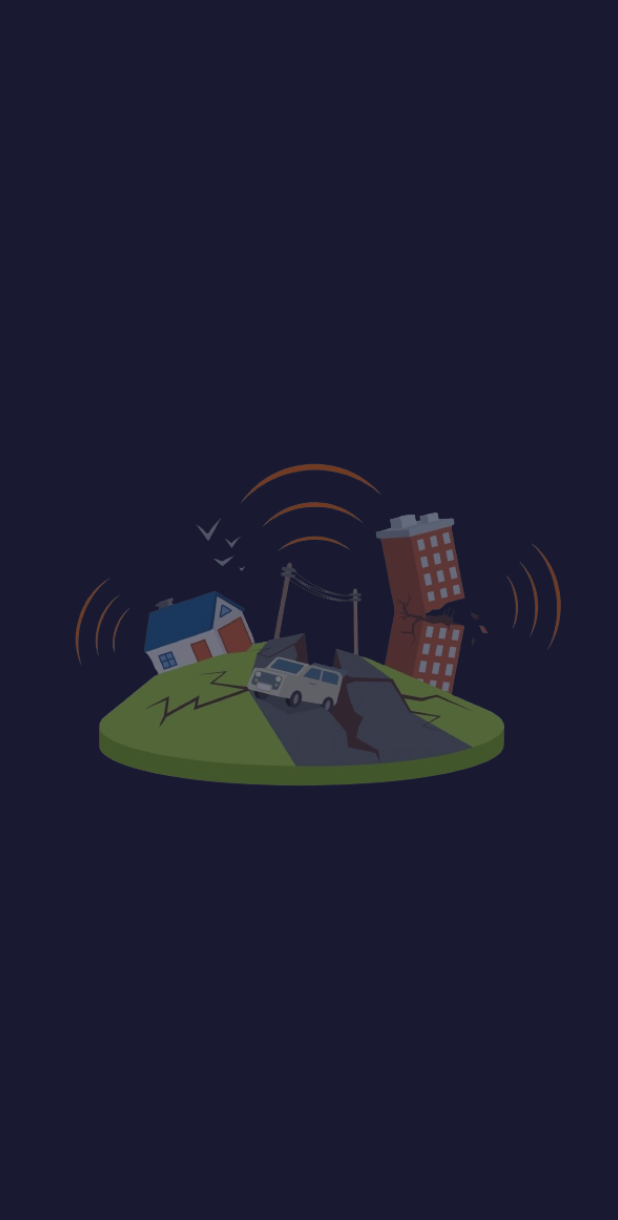
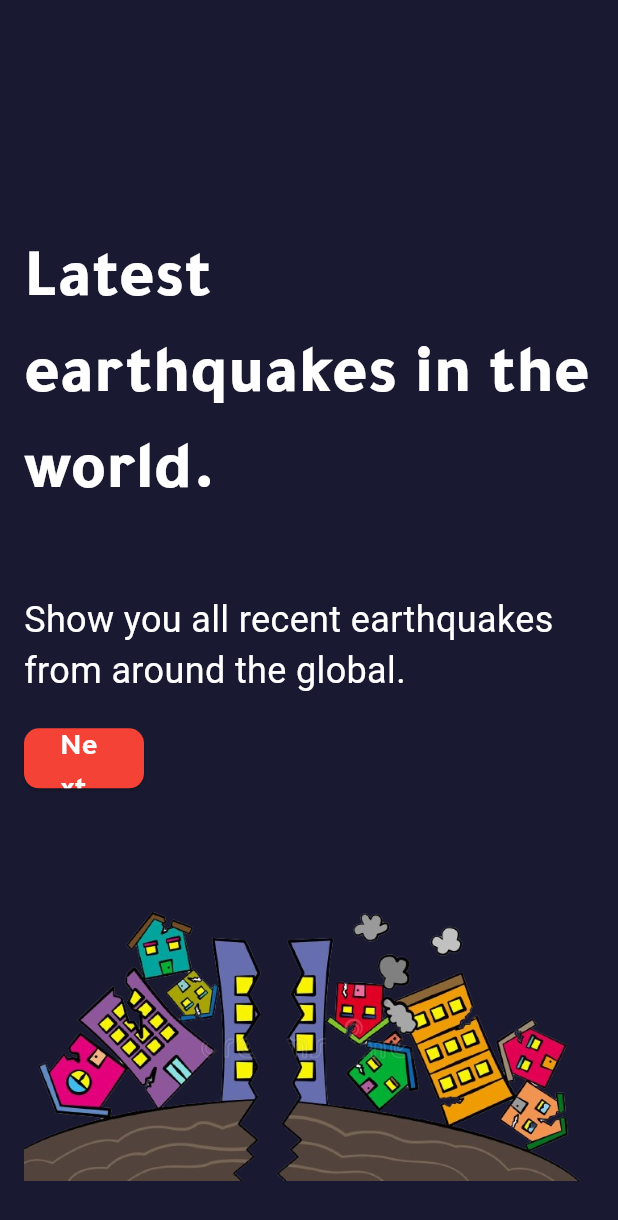
Before and after one commit to MohamedElweza/Earthquake_app, a Flutter app: the first screen one second after launch, on a phone screen of 412 x 824 dp. Shown: the top 1220 px of the screen. Run offline on Flutter 3.47's test engine with Material 3 defaults, Android fonts, the phone set to English and light mode, and no system bars; our stand-ins replace flutter_screenutil.

Commit message:
Onboarding widget.

```diff
--- a/lib/main.dart
+++ b/lib/main.dart
@@ -1,4 +1,5 @@
 
+import 'package:earthquake/ui/screens/onboarding/onboarding1.dart';
 import 'package:earthquake/ui/screens/splash/splash.dart';
 import 'package:earthquake/ui/utils/styles/color_styles.dart';
 import 'package:flutter/material.dart';
@@ -20,7 +21,7 @@ class MyApp extends StatelessWidget {
       builder: (context, child) {
         return MaterialApp(
           debugShowCheckedModeBanner: false,
-          home: SplashScreen(),
+          home: OnBoarding1(),
         );
       },
     );
--- /dev/null
+++ b/lib/ui/component/custom_onBoarding_screen.dart
@@ -0,0 +1,30 @@
+import 'package:flutter/material.dart';
+import 'package:flutter_screenutil/flutter_screenutil.dart';
+
+
+class CustomOnBoardingScreen extends StatelessWidget {
+  const CustomOnBoardingScreen({
+    super.key, required this.title, required this.subtitle, required this.image,
+  });
+
+  final String title;
+  final String subtitle;
+  final String image;
+
+  @override
+  Widget build(BuildContext context) {
+    return Column(
+      mainAxisAlignment: MainAxisAlignment.spaceEvenly,
+      crossAxisAlignment: CrossAxisAlignment.start,
+      children: [
+        SizedBox(height: 100.h,),
+        Text(title, style: TextStyle(fontSize: 45.sp, fontWeight: FontWeight.w800, fontFamily: 'Tajawal', color: Colors.white),),
+        SizedBox(height: 5.h,),
+        Text(subtitle, style: TextStyle(fontSize: 24.sp, fontWeight: FontWeight.normal, color: Colors.white),),
+        SizedBox(width: 80.w,height: 40.h, child: ElevatedButton(onPressed: (){}, style: ElevatedButton.styleFrom(shape: RoundedRectangleBorder(borderRadius: BorderRadius.circular(10.r)), backgroundColor: Colors.red, ), child: Text('Next', style:TextStyle(color: Colors.white, fontFamily: 'Tajawal',fontWeight: FontWeight.bold, fontSize: 20.sp) ),)),
+        SizedBox(height: 30.h,),
+        Image.asset(image),
+      ],
+    );
+  }
+}
--- /dev/null
+++ b/lib/ui/screens/onboarding/onboarding1.dart
@@ -0,0 +1,22 @@
+import 'package:earthquake/ui/utils/styles/color_styles.dart';
+import 'package:flutter/material.dart';
+import 'package:flutter_screenutil/flutter_screenutil.dart';
+
+import '../../component/custom_onBoarding_screen.dart';
+
+class OnBoarding1 extends StatelessWidget {
+  const OnBoarding1({super.key});
+
+  @override
+  Widget build(BuildContext context) {
+    return SafeArea(
+      child: Scaffold(
+        backgroundColor: ColorStyles.background,
+        body: Padding(
+          padding: EdgeInsets.symmetric(horizontal: 16.0.w, vertical: 16.0.h),
+          child: const CustomOnBoardingScreen(title: 'Latest earthquakes in the world.', subtitle: 'Show you all recent earthquakes from around the global.', image: 'assets/images/earthquake1.png',),
+        ),
+      ),
+    );
+  }
+}
```
Also changed, not shown: 1 other file.
